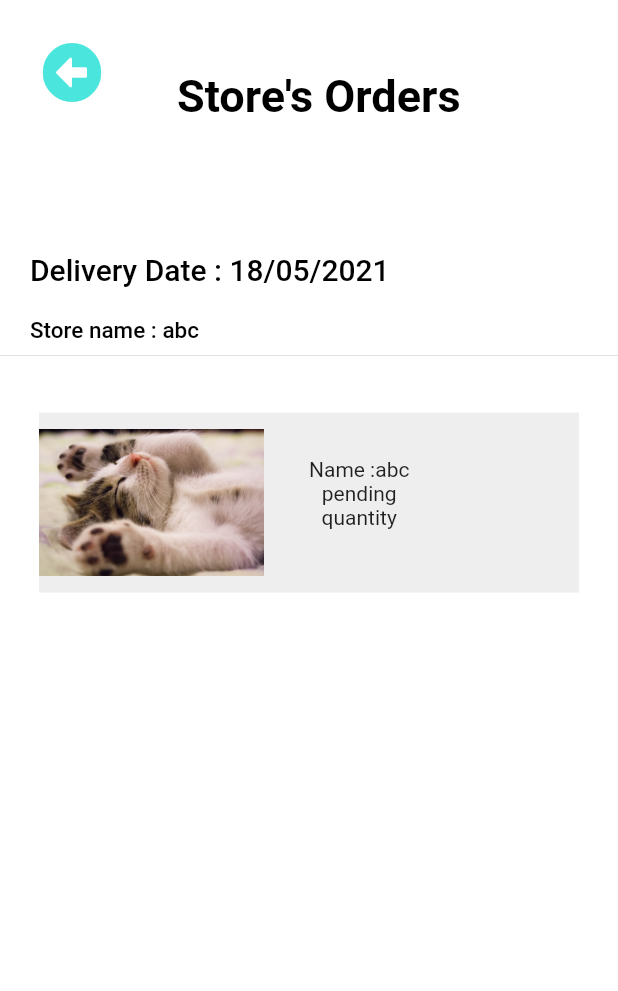
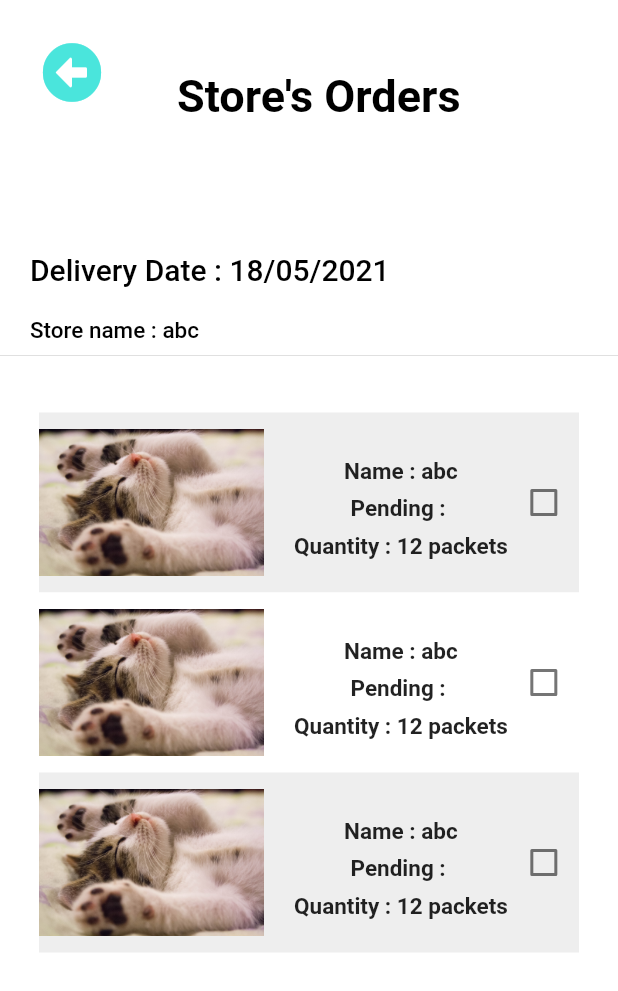
Before and after one commit to Architlall/Grocestore, a Flutter app: the Store screen opened directly, on a phone screen of 412 x 824 dp. Shown: the top 991 px of the screen. Run offline on Flutter 3.47's test engine with Material 2 defaults, Android fonts, the light colour scheme and no system bars; our stand-ins replace font_awesome_flutter, from_css_color, google_fonts.

Commit message:
fourth page ui done

```diff
--- a/lib/store.dart
+++ b/lib/store.dart
@@ -2,6 +2,7 @@ import 'package:flutter/material.dart';
 import 'package:font_awesome_flutter/font_awesome_flutter.dart';
 import 'package:from_css_color/from_css_color.dart';
 import 'userhome.dart';
+
 
 class Store extends StatefulWidget {
 
@@ -11,6 +12,10 @@ class Store extends StatefulWidget {
 }
 
 class _StoreState extends State<Store> {
+  var checkboxValue = false ;
+   var checkboxValue2 = false ;
+    var checkboxValue3 = false ;
+
   @override
   Widget build(BuildContext context) {
     return Scaffold(
@@ -83,15 +88,98 @@ class _StoreState extends State<Store> {
                 alignment: Alignment.centerLeft
                 ),
                 Padding(
-                  padding: const EdgeInsets.fromLTRB(30, 30, 0, 0),
+                  padding: const EdgeInsets.fromLTRB(20, 30, 0, 0),
                   child: Column(
                     children: [
-                      Text('Name :abc'),
-                      Text('pending'),
-                      Text('quantity')
+                      Text('Name : abc',style: TextStyle(fontSize: 15, fontWeight: FontWeight.w600)),
+                      SizedBox(height: 7),
+                      Text('Pending : ',style: TextStyle(fontSize: 15, fontWeight: FontWeight.w600)),
+                     SizedBox(height: 7),
+                      Text('Quantity : 12 packets',style: TextStyle(fontSize: 15, fontWeight: FontWeight.w600))
                     ],
                   ),
+
                 ),
+                     new Checkbox(value: checkboxValue,
+          activeColor: Colors.green,
+          onChanged:(bool newValue){
+        setState(() {
+          checkboxValue = newValue;
+        });
+       Text('Remember me');
+          }),
+
+             ],
+           )
+         ),
+           Container(
+           width: 360,
+           color: Colors.white,
+           height: 120,
+           child: Row(
+             children: [
+               Image.asset('assets/kitten.png',
+                width: 150,
+                height: 120,
+                alignment: Alignment.centerLeft
+                ),
+                Padding(
+                  padding: const EdgeInsets.fromLTRB(20, 30, 0, 0),
+                  child: Column(
+                    children: [
+                      Text('Name : abc',style: TextStyle(fontSize: 15, fontWeight: FontWeight.w600)),
+                      SizedBox(height: 7),
+                      Text('Pending : ',style: TextStyle(fontSize: 15, fontWeight: FontWeight.w600)),
+                     SizedBox(height: 7),
+                      Text('Quantity : 12 packets',style: TextStyle(fontSize: 15, fontWeight: FontWeight.w600))
+                    ],
+                  ),
+
+                ),
+                     new Checkbox(value: checkboxValue2,
+          activeColor: Colors.green,
+          onChanged:(bool newValue){
+        setState(() {
+          checkboxValue2 = newValue;
+        });
+       Text('Remember me');
+          }),
+
+             ],
+           )
+         ),
+           Container(
+           width: 360,
+           color: Colors.grey[200],
+           height: 120,
+           child: Row(
+             children: [
+               Image.asset('assets/kitten.png',
+                width: 150,
+                height: 120,
+                alignment: Alignment.centerLeft
+                ),
+                Padding(
+                  padding: const EdgeInsets.fromLTRB(20, 30, 0, 0),
+                  child: Column(
+                    children: [
+                      Text('Name : abc',style: TextStyle(fontSize: 15, fontWeight: FontWeight.w600)),
+                      SizedBox(height: 7),
+                      Text('Pending : ',style: TextStyle(fontSize: 15, fontWeight: FontWeight.w600)),
+                     SizedBox(height: 7),
+                      Text('Quantity : 12 packets',style: TextStyle(fontSize: 15, fontWeight: FontWeight.w600))
+                    ],
+                  ),
+
+                ),
+                     new Checkbox(value: checkboxValue3,
+          activeColor: Colors.green,
+          onChanged:(bool newValue){
+        setState(() {
+          checkboxValue3 = newValue;
+        });
+       Text('Remember me');
+          }),
 
              ],
            )
```
